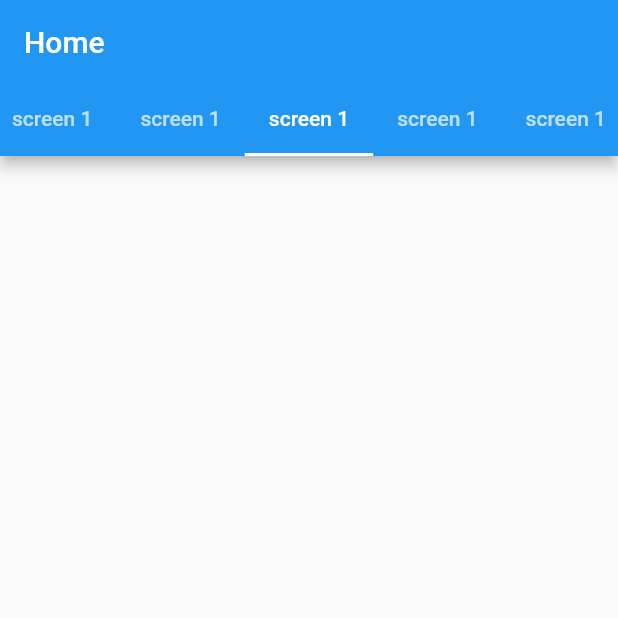
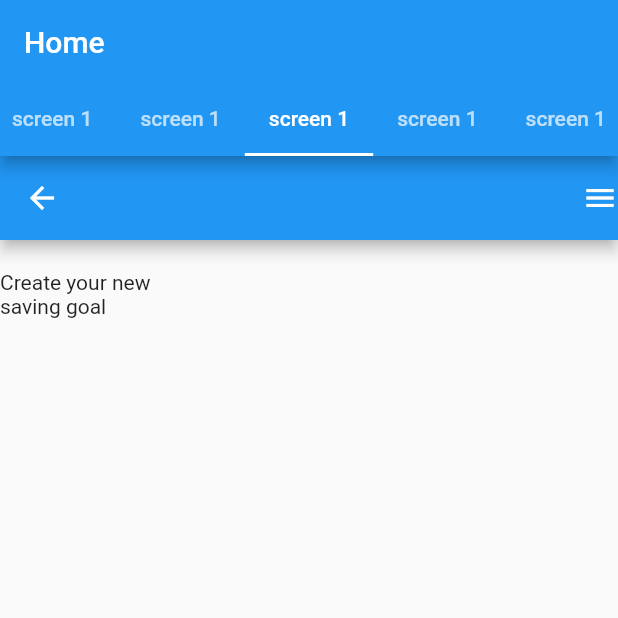
Before and after one commit to sedky10/testapp, a Flutter app: the screen it shows after launch, tab 3 chosen, on a phone screen of 412 x 824 dp, the top half of it. Run offline on Flutter 3.47's test engine with Material 2 defaults, Android fonts, the phone set to English and light mode, and no system bars.

Commit message:
ebrahim error

```diff
--- a/lib/view/screens/screen 3/screen3.dart
+++ b/lib/view/screens/screen 3/screen3.dart
@@ -5,6 +5,20 @@ class Screen3 extends StatelessWidget {
 
   @override
   Widget build(BuildContext context) {
-    return Scaffold();
+    return Scaffold(
+      appBar: AppBar(
+        leading: const Icon(Icons.arrow_back),
+        actions: const [
+          Icon(Icons.menu)
+        ],
+      ),
+      body: const Column(
+        children: [
+          SizedBox(height: 20,),
+          Text('Create your new \nsaving goal'),
+
+        ],
+      ),
+    );
   }
 }
--- a/pubspec.yaml
+++ b/pubspec.yaml
@@ -19,7 +19,7 @@ publish_to: 'none' # Remove this line if you wish to publish to pub.dev
 version: 1.0.0+1
 
 environment:
-  sdk: '>=3.1.0-262.3.beta <4.0.0'
+  sdk: '>=3.0.6 <4.0.0'
 
 # Dependencies specify other packages that your package needs in order to work.
 # To automatically upgrade your package dependencies to the latest versions
@@ -34,7 +34,7 @@ dependencies:
 
   # The following adds the Cupertino Icons font to your application.
   # Use with the CupertinoIcons class for iOS style icons.
-  cupertino_icons: ^1.0.2
+  cupertino_icons: ^1.0.1
 
 dev_dependencies:
   flutter_test:
```
Also changed, not shown: pubspec.lock.
